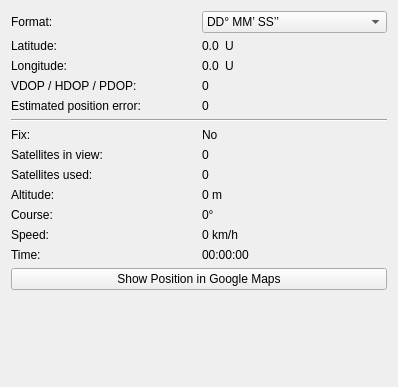
Above: src/brickv/plugin_system/plugins/gps/ui/gps.ui from Tinkerforge/brickv before the change. Below: the same form after it.
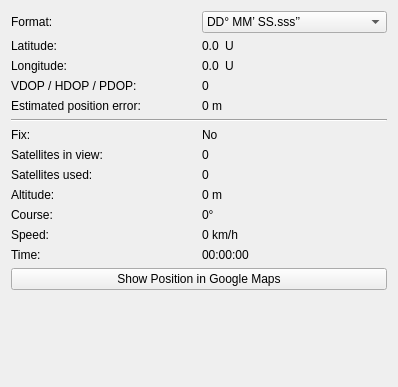
That is the form after the change.

Commit message: gps: Update to latest Bricklet API version

```diff
--- a/src/brickv/plugin_system/plugins/gps/ui/gps.ui
+++ b/src/brickv/plugin_system/plugins/gps/ui/gps.ui
@@ -27,7 +27,7 @@
       <widget class="QComboBox" name="format_combobox">
        <item>
         <property name="text">
-         <string>DD° MM’ SS’’</string>
+         <string>DD° MM’ SS.sss’’</string>
         </property>
        </item>
        <item>
@@ -138,7 +138,7 @@
        <item>
         <widget class="QLabel" name="epe">
          <property name="text">
-          <string>0</string>
+          <string>0 m</string>
          </property>
         </widget>
        </item>
```
Left out of the diff: 4 changed lines with no effect on the pictures. The commit also changes 1 other file.
